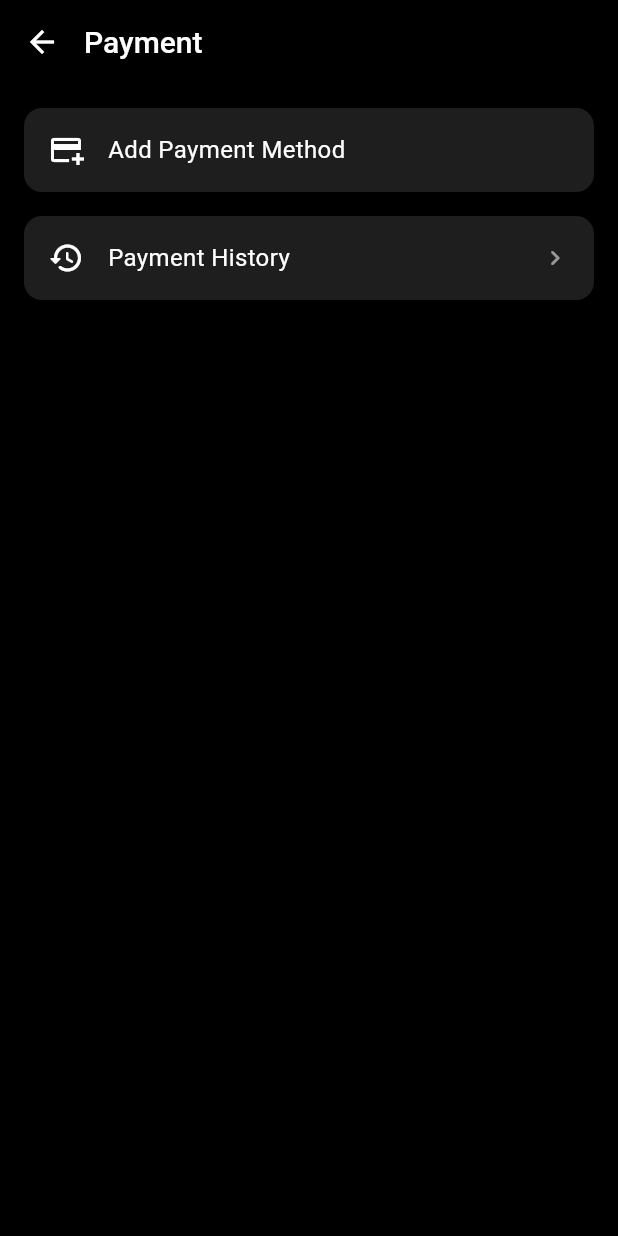
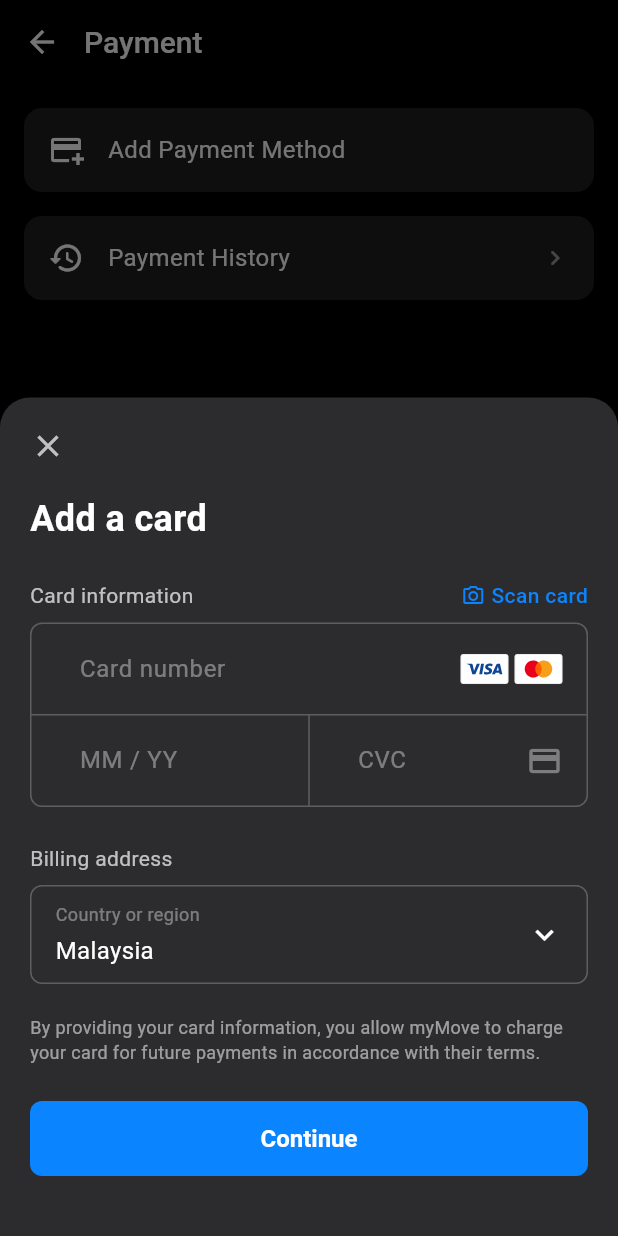
Before and after one commit to YoungCarti/myMove, a Flutter app: the PaymentSettingsScreen screen opened by its route, after a tap on "Add Payment Method", on a phone screen of 412 x 824 dp. Run offline on Flutter 3.47's test engine with Material 3 defaults, Android fonts, the phone set to English and light mode, and no system bars; our stand-ins replace cloud_firestore, firebase_auth, firebase_core, firebase_storage, flutter_svg, google_sign_in and 2 more; accounts and stored records are empty; network calls fail.

Commit message:
feat: implement payment settings, add card bottom sheet, and payment history screens. added: PaymentSettingsScreen with options for adding cards and viewing history.

```diff
--- a/lib/config/routes.dart
+++ b/lib/config/routes.dart
@@ -17,6 +17,7 @@ import '../screens/profile/enter_mobile_screen.dart';
 import '../screens/profile/otp_verification_screen.dart';
 import '../screens/profile/setup_2fa_screen.dart';
 import '../screens/profile/payment_settings_screen.dart';
+import '../screens/profile/payment_history_screen.dart';
 
 
 class AppRoutes {
@@ -39,6 +40,7 @@ class AppRoutes {
   static const String otpVerification = '/otp_verification';
   static const String setup2FA = '/setup_2fa';
   static const String paymentSettings = '/payment-settings';
+  static const String paymentHistory = '/payment-history';
 
 
   // Route map
@@ -61,5 +63,6 @@ class AppRoutes {
     otpVerification: (context) => const OtpVerificationScreen(),
     setup2FA: (context) => const Setup2FAScreen(),
     paymentSettings: (context) => const PaymentSettingsScreen(),
+    paymentHistory: (context) => const PaymentHistoryScreen(),
   };
 }
--- /dev/null
+++ b/lib/screens/profile/add_card_bottom_sheet.dart
@@ -0,0 +1,316 @@
+import 'package:flutter/material.dart';
+import 'package:flutter_svg/flutter_svg.dart';
+
+class AddCardBottomSheet extends StatelessWidget {
+  const AddCardBottomSheet({super.key});
+
+  static void show(BuildContext context) {
+    showModalBottomSheet(
+      context: context,
+      isScrollControlled: true,
+      backgroundColor: Colors.transparent,
+      builder: (context) => const AddCardBottomSheet(),
+    );
+  }
+
+  @override
+  Widget build(BuildContext context) {
+    // Get the keyboard height to adjust padding
+    final bottomPadding = MediaQuery.of(context).viewInsets.bottom;
+
+    return Container(
+      decoration: const BoxDecoration(
+        color: Color(0xFF2C2C2E), // Dark grey elevated background
+        borderRadius: BorderRadius.only(
+          topLeft: Radius.circular(20),
+          topRight: Radius.circular(20),
+        ),
+      ),
+      padding: EdgeInsets.only(
+        left: 20,
+        right: 20,
+        top: 20,
+        bottom: bottomPadding > 0 ? bottomPadding + 20 : 40,
+      ),
+      child: SingleChildScrollView(
+        child: Column(
+          mainAxisSize: MainAxisSize.min,
+          crossAxisAlignment: CrossAxisAlignment.start,
+          children: [
+            // Close button
+          GestureDetector(
+            onTap: () => Navigator.of(context).pop(),
+            child: const Icon(
+              Icons.close,
+              color: Colors.white70,
+              size: 24,
+            ),
+          ),
+          const SizedBox(height: 20),
+
+          // Title
+          const Text(
+            'Add a card',
+            style: TextStyle(
+              color: Colors.white,
+              fontSize: 24,
+              fontWeight: FontWeight.bold,
+            ),
+          ),
+          const SizedBox(height: 24),
+
+          // Card Information Header
+          Row(
+            mainAxisAlignment: MainAxisAlignment.spaceBetween,
+            children: [
+              const Text(
+                'Card information',
+                style: TextStyle(
+                  color: Colors.white70,
+                  fontSize: 14,
+                ),
+              ),
+              Row(
+                children: [
+                  const Icon(
+                    Icons.camera_alt_outlined,
+                    color: Color(0xFF0A84FF),
+                    size: 16,
+                  ),
+                  const SizedBox(width: 4),
+                  Text(
+                    'Scan card',
+                    style: TextStyle(
+                      color: const Color(0xFF0A84FF),
+                      fontSize: 14,
+                      fontWeight: FontWeight.w500,
+                    ),
+                  ),
+                ],
+              ),
+            ],
+          ),
+          const SizedBox(height: 8),
+
+          // Card Input Form
+          Container(
+            decoration: BoxDecoration(
+              border: Border.all(color: Colors.white24, width: 1),
+              borderRadius: BorderRadius.circular(8),
+            ),
+            child: Column(
+              children: [
+                // Card Number Row
+                Padding(
+                  padding: const EdgeInsets.symmetric(horizontal: 16, vertical: 4),
+                  child: Row(
+                    children: [
+                      Expanded(
+                        child: TextField(
+                          style: const TextStyle(color: Colors.white, fontSize: 16),
+                          keyboardType: TextInputType.number,
+                          decoration: const InputDecoration(
+                            hintText: 'Card number',
+                            hintStyle: TextStyle(color: Colors.white38, fontSize: 16),
+                            border: InputBorder.none,
+                            enabledBorder: InputBorder.none,
+                            focusedBorder: InputBorder.none,
+                            filled: false, // Ensure no white background
+                            isDense: true,
+                          ),
+                        ),
+                      ),
+                      // Real Card Brand Icons
+                      Row(
+                        children: [
+                          _buildSvgIcon('assets/icons/visa.svg'),
+                          const SizedBox(width: 4),
+                          _buildSvgIcon('assets/icons/mastercard.svg'),
+                        ],
+                      ),
+                    ],
+                  ),
+                ),
+
+                const Divider(color: Colors.white24, height: 1, thickness: 1),
+
+                // Expiry and CVC Row
+                IntrinsicHeight(
+                  child: Row(
+                    children: [
+                      // MM/YY
+                      Expanded(
+                        child: Padding(
+                          padding: const EdgeInsets.symmetric(horizontal: 16, vertical: 4),
+                          child: TextField(
+                            style: const TextStyle(color: Colors.white, fontSize: 16),
+                            keyboardType: TextInputType.datetime,
+                            decoration: const InputDecoration(
+                              hintText: 'MM / YY',
+                              hintStyle: TextStyle(color: Colors.white38, fontSize: 16),
+                              border: InputBorder.none,
+                              enabledBorder: InputBorder.none,
+                              focusedBorder: InputBorder.none,
+                              filled: false,
+                              isDense: true,
+                            ),
+                          ),
+                        ),
+                      ),
+                      const VerticalDivider(color: Colors.white24, width: 1, thickness: 1),
+                      // CVC
+                      Expanded(
+                        child: Padding(
+                          padding: const EdgeInsets.symmetric(horizontal: 16, vertical: 4),
+                          child: Row(
+                            children: [
+                              Expanded(
+                                child: TextField(
+                                  style: const TextStyle(color: Colors.white, fontSize: 16),
+                                  keyboardType: TextInputType.number,
+                                  obscureText: true,
+                                  decoration: const InputDecoration(
+                                    hintText: 'CVC',
+                                    hintStyle: TextStyle(color: Colors.white38, fontSize: 16),
+                                    border: InputBorder.none,
+                                    enabledBorder: InputBorder.none,
+                                    focusedBorder: InputBorder.none,
+                                    filled: false,
+                                    isDense: true,
+                                  ),
+                                ),
+                              ),
+                              const Icon(
+                                Icons.credit_card,
+                                color: Colors.white38,
+                                size: 24,
+                              ),
+                            ],
+                          ),
+                        ),
+                      ),
+                    ],
+                  ),
+                ),
+              ],
+            ),
+          ),
+
+          const SizedBox(height: 24),
+
+          // Billing Address Header
+          const Text(
+            'Billing address',
+            style: TextStyle(
+              color: Colors.white70,
+              fontSize: 14,
+            ),
+          ),
+          const SizedBox(height: 8),
+
+          // Country Selector
+          Container(
+            decoration: BoxDecoration(
+              border: Border.all(color: Colors.white24, width: 1),
+              borderRadius: BorderRadius.circular(8),
+            ),
+            padding: const EdgeInsets.symmetric(horizontal: 16, vertical: 10),
+            child: Row(
+              mainAxisAlignment: MainAxisAlignment.spaceBetween,
+              children: [
+                Column(
+                  crossAxisAlignment: CrossAxisAlignment.start,
+                  children: [
+                    Text(
+                      'Country or region',
+                      style: TextStyle(
+                        color: Colors.white38,
+                        fontSize: 12,
+                      ),
+                    ),
+                    const SizedBox(height: 4),
+                    const Text(
+                      'Malaysia',
+                      style: TextStyle(
+                        color: Colors.white,
+                        fontSize: 16,
+                      ),
+                    ),
+                  ],
+                ),
+                const Icon(
+                  Icons.keyboard_arrow_down,
+                  color: Colors.white,
+                  size: 24,
+                ),
+              ],
+            ),
+          ),
+
+          const SizedBox(height: 20),
+
+          // Disclaimer Text
+          const Text(
+            'By providing your card information, you allow myMove to charge your card for future payments in accordance with their terms.',
+            style: TextStyle(
+              color: Colors.white54,
+              fontSize: 12,
+              height: 1.4,
+            ),
+          ),
+
+          const SizedBox(height: 24),
+
+          // Continue Button
+          SizedBox(
+            width: double.infinity,
+            height: 50,
+            child: ElevatedButton(
+              onPressed: () {
+                // TODO: Handle continue
+              },
+              style: ElevatedButton.styleFrom(
+                backgroundColor: const Color(0xFF0A84FF),
+                foregroundColor: Colors.white,
+                shape: RoundedRectangleBorder(
+                  borderRadius: BorderRadius.circular(8),
+                ),
+                elevation: 0,
+              ),
+              child: const Text(
+                'Continue',
+                style: TextStyle(
+                  fontSize: 16,
+                  fontWeight: FontWeight.w600,
+                ),
+              ),
+            ),
+          ),
+        ],
+      ),
+      ),
+    );
+  }
+
+  Widget _buildSvgIcon(String assetPath) {
+    return Container(
+      width: 32,
+      height: 20,
+      decoration: BoxDecoration(
+        color: Colors.white,
+        borderRadius: BorderRadius.circular(2),
+        border: Border.all(color: Colors.grey.withOpacity(0.3), width: 0.5),
+      ),
+      child: ClipRRect(
+        borderRadius: BorderRadius.circular(1.5),
+        child: Padding(
+          padding: const EdgeInsets.symmetric(horizontal: 2.0, vertical: 1.0),
+          child: SvgPicture.asset(
+            assetPath,
+            fit: BoxFit.contain,
+          ),
+        ),
+      ),
+    );
+  }
+}
--- /dev/null
+++ b/lib/screens/profile/payment_history_screen.dart
@@ -0,0 +1,82 @@
+import 'package:flutter/material.dart';
+import 'package:flutter/cupertino.dart';
+
+class PaymentHistoryScreen extends StatelessWidget {
+  const PaymentHistoryScreen({super.key});
+
+  @override
+  Widget build(BuildContext context) {
+    return Scaffold(
+      backgroundColor: Colors.black,
+      appBar: AppBar(
+        backgroundColor: Colors.transparent,
+        elevation: 0,
+        leading: IconButton(
+          icon: const Icon(Icons.arrow_back, color: Colors.white, size: 24),
+          onPressed: () => Navigator.of(context).pop(),
+        ),
+        title: const Text(
+          'Payment History',
+          style: TextStyle(
+            color: Colors.white,
+            fontSize: 20,
+            fontWeight: FontWeight.w500,
+          ),
+        ),
+        centerTitle: false,
+        titleSpacing: 0,
+        actions: [
+          IconButton(
+            icon: const Icon(Icons.search, color: Colors.white, size: 24),
+            onPressed: () {
+              // TODO: Implement search
+            },
+          ),
+          const SizedBox(width: 8),
+        ],
+      ),
+      body: SafeArea(
+        child: Center(
+          child: Column(
+            mainAxisAlignment: MainAxisAlignment.center,
+            children: [
+              Container(
+                width: 80,
+                height: 80,
+                decoration: BoxDecoration(
+                  color: const Color(0xFF1E1E1E), // Dark gray box
+                  borderRadius: BorderRadius.circular(20),
+                ),
+                child: const Center(
+                  child: Icon(
+                    CupertinoIcons.moon_stars_fill, // Moon with stars icon
+                    color: Colors.white54,
+                    size: 40,
+                  ),
+                ),
+              ),
+              const SizedBox(height: 24),
+              const Text(
+                'No Payments',
+                style: TextStyle(
+                  color: Colors.white,
+                  fontSize: 18,
+                  fontWeight: FontWeight.w600,
+                ),
+              ),
+              const SizedBox(height: 8),
+              const Text(
+                'You have not made any payments.',
+                style: TextStyle(
+                  color: Colors.white70,
+                  fontSize: 14,
+                ),
+              ),
+              const SizedBox(height: 80), // To perfectly center it visually considering the appBar
+            ],
+          ),
+        ),
+      ),
+    );
+  }
+}
--- a/lib/screens/profile/payment_settings_screen.dart
+++ b/lib/screens/profile/payment_settings_screen.dart
@@ -1,4 +1,6 @@
 import 'package:flutter/material.dart';
+import '../../config/routes.dart';
+import 'add_card_bottom_sheet.dart';
 
 class PaymentSettingsScreen extends StatelessWidget {
   const PaymentSettingsScreen({super.key});
@@ -34,7 +36,7 @@ class PaymentSettingsScreen extends StatelessWidget {
                 icon: Icons.add_card_outlined, // Add Payment Method icon
                 title: 'Add Payment Method',
                 onTap: () {
-                  // TODO: Navigate to Add Payment Method
+                  AddCardBottomSheet.show(context);
                 },
               ),
               const SizedBox(height: 16),
@@ -47,7 +49,7 @@ class PaymentSettingsScreen extends StatelessWidget {
                   size: 20,
                 ),
                 onTap: () {
-                  // TODO: Navigate to Payment History
+                  Navigator.of(context).pushNamed(AppRoutes.paymentHistory);
                 },
               ),
             ],
```
Also changed, not shown: assets/icons/mastercard.svg (added), assets/icons/visa.svg (added).
